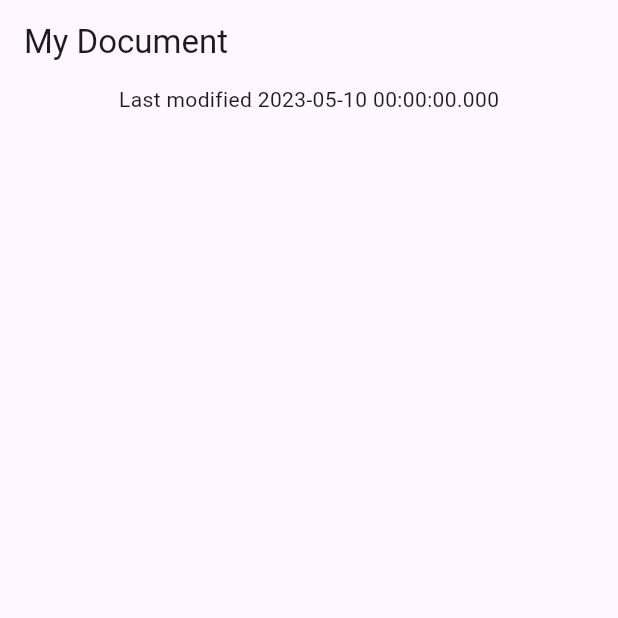
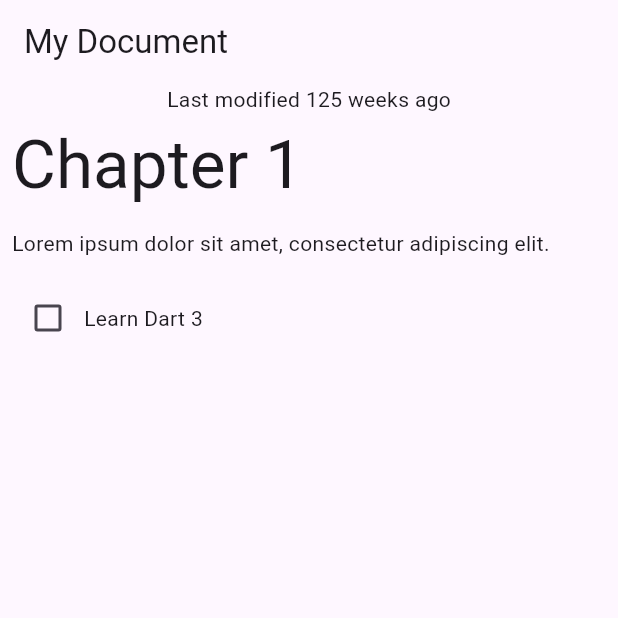
Before and after one commit to hungnb94/flutter-codelabs, a Flutter app: the screen it shows after launch, on a phone screen of 412 x 824 dp, the top half of it. Run offline on Flutter 3.47's test engine with Material 3 defaults, Android fonts, the phone set to English and light mode, and no system bars; our stand-ins replace webview_flutter.

Commit message:
Use object patterns

```diff
--- a/patterns_codelab/lib/data.dart
+++ b/patterns_codelab/lib/data.dart
@@ -48,17 +48,35 @@ const documentJson = '''
 }
 ''';
 
-class Block {
-  final String type;
+sealed class Block {
+  Block();
+
+  factory Block.fromJson(Map<String, dynamic> json) {
+    return switch (json) {
+      {'type': 'h1', 'text': String text} => HeaderBlock(text),
+      {'type': 'p', 'text': String text} => ParagraphBlock(text),
+      {'type': 'checkbox', 'text': String text, 'checked': bool checked} =>
+        CheckboxBlock(text, checked),
+      _ => throw const FormatException('Unexpected JSON format'),
+    };
+  }
+}
+
+class HeaderBlock extends Block {
   final String text;
 
-  Block(this.type, this.text);
+  HeaderBlock(this.text);
+}
 
-  factory Block.fromJson(Map<String, dynamic> json) {
-    if (json case {'type': final type, 'text': final text}) {
-      return Block(type, text);
-    } else {
-      throw const FormatException('Unexpected JSON format');
-    }
-  }
+class ParagraphBlock extends Block {
+  final String text;
+
+  ParagraphBlock(this.text);
 }
+
+class CheckboxBlock extends Block {
+  final String text;
+  final bool isCheck;
+
+  CheckboxBlock(this.text, this.isCheck);
+}
--- a/patterns_codelab/lib/main.dart
+++ b/patterns_codelab/lib/main.dart
@@ -25,10 +25,66 @@ class DocumentScreen extends StatelessWidget {
   @override
   Widget build(BuildContext context) {
     final (title, :modified) = document.metadata;
+    final formattedModifiedDate = formatDate(modified);
+    final blocks = document.getBlocks();
 
     return Scaffold(
       appBar: AppBar(title: Text(title)),
-      body: Column(children: [Center(child: Text('Last modified $modified'))]),
+      body: Column(
+        children: [
+          Text('Last modified $formattedModifiedDate'),
+          Expanded(
+            child: ListView.builder(
+              itemCount: blocks.length,
+              itemBuilder: (context, index) {
+                return BlockWidget(block: blocks[index]);
+              },
+            ),
+          ),
+        ],
+      ),
     );
   }
 }
+
+class BlockWidget extends StatelessWidget {
+  final Block block;
+
+  const BlockWidget({required this.block, super.key});
+
+  @override
+  Widget build(BuildContext context) {
+    return Container(
+      margin: EdgeInsets.all(8),
+      child: switch (block) {
+        HeaderBlock(:final text) => Text(
+          text,
+          style: Theme.of(context).textTheme.displayMedium,
+        ),
+        ParagraphBlock(:final text) => Text(text),
+        CheckboxBlock(:final text, :final isCheck) => Row(
+          children: [
+            Checkbox(value: isCheck, onChanged: (_) {}),
+            Text(text),
+          ],
+        ),
+      },
+    );
+  }
+}
+
+String formatDate(DateTime dateTime) {
+  final today = DateTime.now();
+  final difference = dateTime.difference(today);
+
+  return switch (difference) {
+    Duration(inDays: 0) => 'today',
+    Duration(inDays: 1) => 'tomorrow',
+    Duration(inDays: -1) => 'yesterday',
+    Duration(inDays: final days) when days > 7 => '${days ~/ 7} weeks from now',
+    Duration(inDays: final days) when days < -7 =>
+      '${days.abs() ~/ 7} weeks ago',
+    Duration(inDays: final days, isNegative: true) => '${days.abs()} days ago',
+    Duration(inDays: final days) => '$days days from now',
+  };
+}
```
